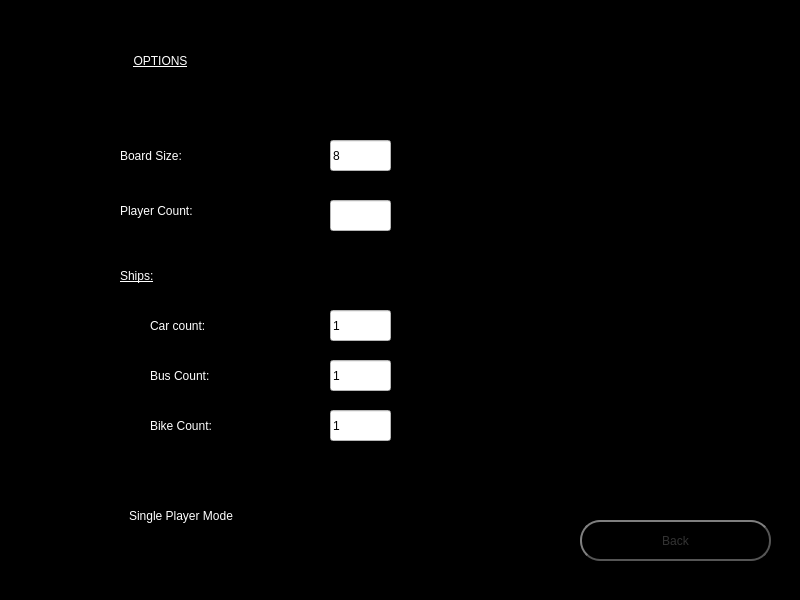
Above: FrontEndMain/FrontEndMain/menuwindow.ui from drewanderson17/BattleShips before the change. Below: the same form after it.
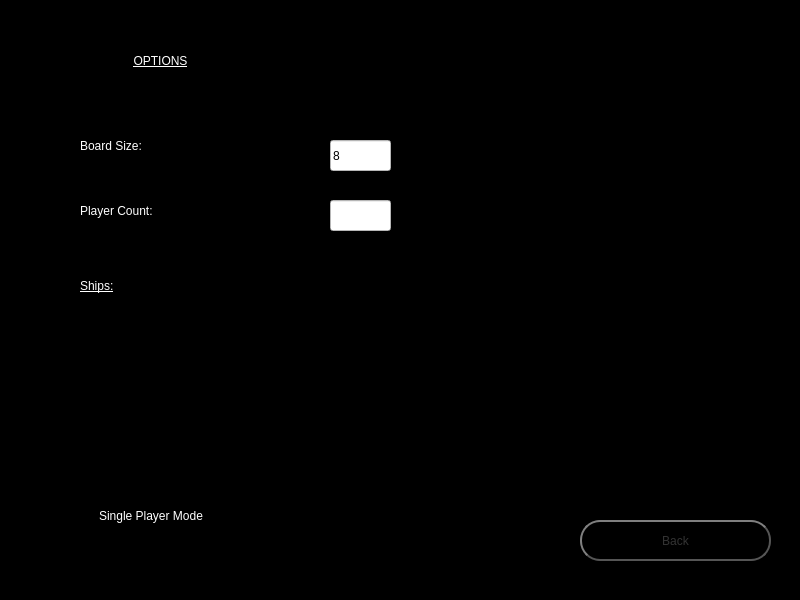
That is the form after the change. The open tabs and pages were chosen to show the change. Icons and pictures are not drawn.

Commit message: Cleanup options page and add stacked widget

What changed in the file:
```diff
--- a/FrontEndMain/FrontEndMain/menuwindow.ui
+++ b/FrontEndMain/FrontEndMain/menuwindow.ui
@@ -671,8 +671,8 @@
      <widget class="QLabel" name="boardSizeLabel">
       <property name="geometry">
        <rect>
-        <x>120</x>
-        <y>140</y>
+        <x>80</x>
+        <y>130</y>
         <width>151</width>
         <height>31</height>
        </rect>
@@ -688,7 +688,7 @@
      <widget class="QLabel" name="playerCountLabel">
       <property name="geometry">
        <rect>
-        <x>120</x>
+        <x>80</x>
         <y>190</y>
         <width>181</width>
         <height>41</height>
@@ -705,8 +705,8 @@
      <widget class="QLabel" name="ShipsTitle">
       <property name="geometry">
        <rect>
-        <x>120</x>
-        <y>260</y>
+        <x>80</x>
+        <y>270</y>
         <width>151</width>
         <height>31</height>
        </rect>
@@ -720,108 +720,6 @@
        <string>Ships:</string>
       </property>
      </widget>
-     <widget class="QLabel" name="carCountLabel">
-      <property name="geometry">
-       <rect>
-        <x>150</x>
-        <y>310</y>
-        <width>141</width>
-        <height>31</height>
-       </rect>
-      </property>
-      <property name="styleSheet">
-       <string notr="true">font: 22pt &quot;MS Shell Dlg 2&quot;;
-color: rgb(255, 255, 255);</string>
-      </property>
-      <property name="text">
-       <string>Car count:</string>
-      </property>
-     </widget>
-     <widget class="QLabel" name="busCountLabel">
-      <property name="geometry">
-       <rect>
-        <x>150</x>
-        <y>360</y>
-        <width>151</width>
-        <height>31</height>
-       </rect>
-      </property>
-      <property name="styleSheet">
-       <string notr="true">font: 22pt &quot;MS Shell Dlg 2&quot;;
-color: rgb(255, 255, 255);</string>
-      </property>
-      <property name="text">
-       <string>Bus Count:</string>
-      </property>
-     </widget>
-     <widget class="QLabel" name="bikeCountLabel">
-      <property name="geometry">
-       <rect>
-        <x>150</x>
-        <y>410</y>
-        <width>161</width>
-        <height>31</height>
-       </rect>
-      </property>
-      <property name="styleSheet">
-       <string notr="true">color: rgb(255, 255, 255);
-font: 22pt &quot;MS Shell Dlg 2&quot;;</string>
-      </property>
-      <property name="text">
-       <string>Bike Count:</string>
-      </property>
-     </widget>
-     <widget class="QLineEdit" name="carCount">
-      <property name="geometry">
-       <rect>
-        <x>330</x>
-        <y>310</y>
-        <width>61</width>
-        <height>31</height>
-       </rect>
-      </property>
-      <property name="styleSheet">
-       <string notr="true">background-color: rgb(255, 255, 255);
-font: 14pt &quot;MS Shell Dlg 2&quot;;</string>
-      </property>
-      <property name="text">
-       <string>1</string>
-      </property>
-     </widget>
-     <widget class="QLineEdit" name="busCount">
-      <property name="geometry">
-       <rect>
-        <x>330</x>
-        <y>360</y>
-        <width>61</width>
-        <height>31</height>
-       </rect>
-      </property>
-      <property name="styleSheet">
-       <string notr="true">background-color: rgb(255, 255, 255);
-font: 14pt &quot;MS Shell Dlg 2&quot;;</string>
-      </property>
-      <property name="text">
-       <string>1</string>
-      </property>
-     </widget>
-     <widget class="QLineEdit" name="bikeCount">
-      <property name="geometry">
-       <rect>
-        <x>330</x>
-        <y>410</y>
-        <width>61</width>
-        <height>31</height>
-       </rect>
-      </property>
-      <property name="styleSheet">
-       <string notr="true">background-color: rgb(255, 255, 255);
-font: 14pt &quot;MS Shell Dlg 2&quot;;</string>
-      </property>
-      <property name="text">
-       <string>1</string>
-      </property>
-     </widget>
      <widget class="QLineEdit" name="playerCount">
       <property name="geometry">
        <rect>
@@ -856,7 +754,7 @@
      <widget class="QCheckBox" name="SinglePlayerCB">
       <property name="geometry">
        <rect>
-        <x>110</x>
+        <x>80</x>
         <y>490</y>
         <width>271</width>
         <height>51</height>
```
Left out of the diff: 6 changed lines with no effect on the pictures.
